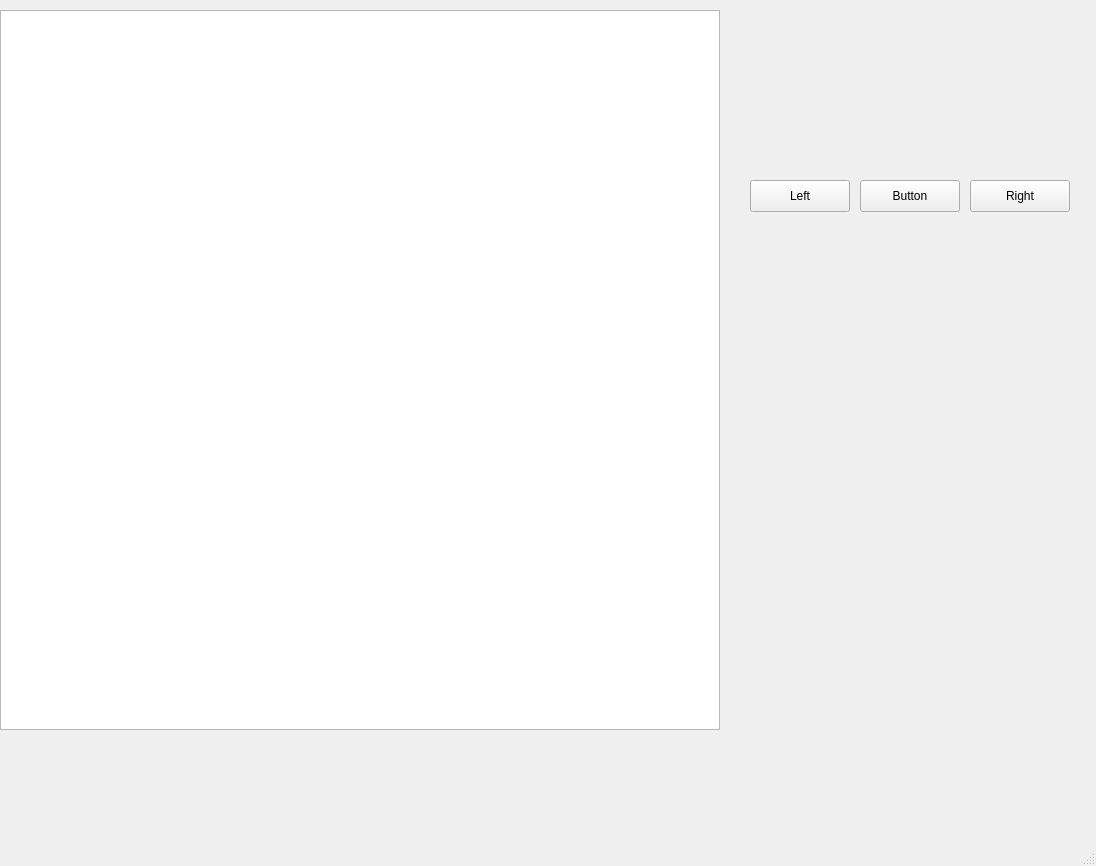
Before: the Qt Designer form qt/simulator_mainwindow.ui in SimonKagstrom/radbuzz, drawn with Qt 5.
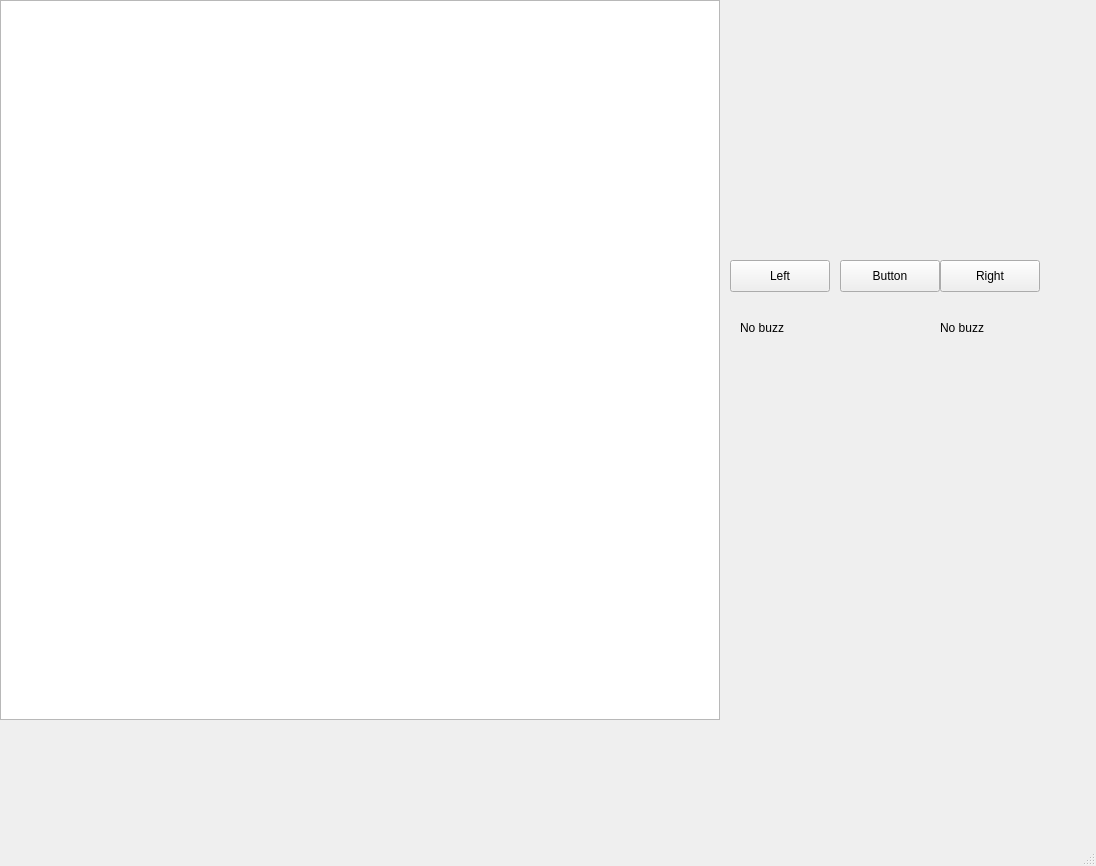
After: the same form once the commit is applied.

Commit message: buzz_handler: Add stubbed handler for buzzing, use from Qt

Diff of the .ui file:
```diff
--- a/qt/simulator_mainwindow.ui
+++ b/qt/simulator_mainwindow.ui
@@ -18,7 +18,7 @@
     <property name="geometry">
      <rect>
       <x>0</x>
-      <y>10</y>
+      <y>0</y>
       <width>720</width>
       <height>720</height>
      </rect>
@@ -33,8 +33,8 @@
    <widget class="QPushButton" name="leftButton">
     <property name="geometry">
      <rect>
-      <x>750</x>
-      <y>180</y>
+      <x>730</x>
+      <y>260</y>
       <width>100</width>
       <height>32</height>
      </rect>
@@ -49,8 +49,8 @@
    <widget class="QPushButton" name="centerButton">
     <property name="geometry">
      <rect>
-      <x>860</x>
-      <y>180</y>
+      <x>840</x>
+      <y>260</y>
       <width>100</width>
       <height>32</height>
      </rect>
@@ -65,8 +65,8 @@
    <widget class="QPushButton" name="rightButton">
     <property name="geometry">
      <rect>
-      <x>970</x>
-      <y>180</y>
+      <x>940</x>
+      <y>260</y>
       <width>100</width>
       <height>32</height>
      </rect>
@@ -78,6 +78,32 @@
      <string>Right</string>
     </property>
    </widget>
+   <widget class="QLabel" name="leftBuzzer">
+    <property name="geometry">
+     <rect>
+      <x>740</x>
+      <y>320</y>
+      <width>58</width>
+      <height>16</height>
+     </rect>
+    </property>
+    <property name="text">
+     <string>No buzz</string>
+    </property>
+   </widget>
+   <widget class="QLabel" name="rightBuzzer">
+    <property name="geometry">
+     <rect>
+      <x>940</x>
+      <y>320</y>
+      <width>58</width>
+      <height>16</height>
+     </rect>
+    </property>
+    <property name="text">
+     <string>No buzz</string>
+    </property>
+   </widget>
   </widget>
   <widget class="QMenuBar" name="menubar">
    <property name="geometry">
```
Left out of the diff: 3 changed lines with no effect on the pictures. The commit also changes 8 other files.
